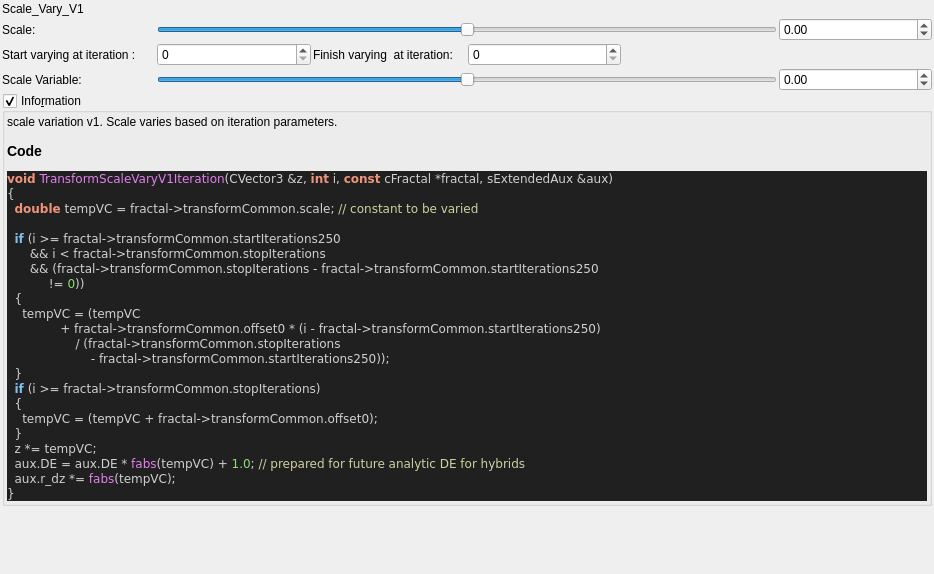
buddhi1980/mandelbulber2, file mandelbulber2/qt_data/fractal_transf_scale_varyV1.ui: the form before one commit.
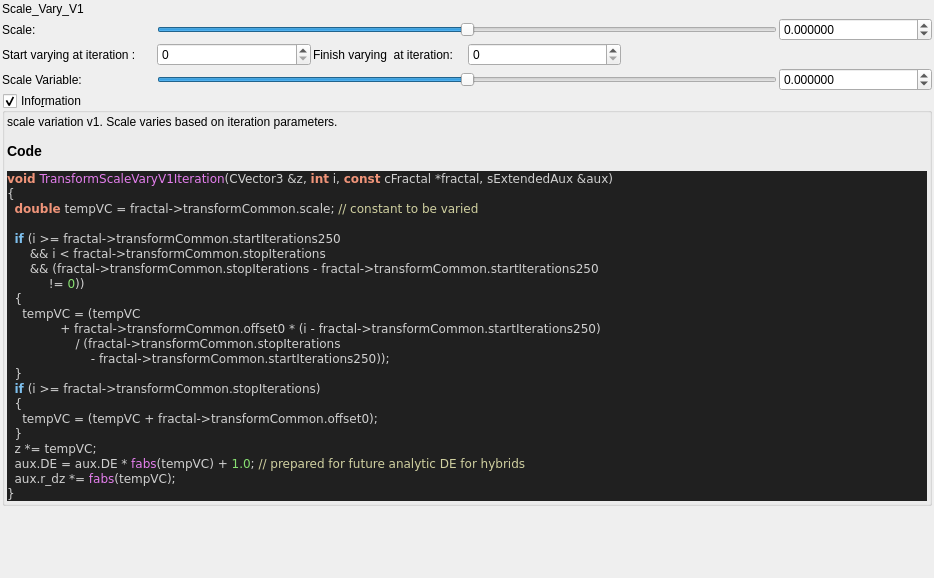
The form after the commit. Custom widgets are drawn as their Qt base class.

What changed in the file:
```diff
--- a/mandelbulber2/qt_data/fractal_transf_scale_varyV1.ui
+++ b/mandelbulber2/qt_data/fractal_transf_scale_varyV1.ui
@@ -7,7 +7,7 @@
     <x>0</x>
     <y>0</y>
     <width>934</width>
-    <height>574</height>
+    <height>578</height>
    </rect>
   </property>
   <property name="windowTitle">
@@ -88,13 +88,13 @@
         <string/>
        </property>
        <property name="decimals">
-        <number>2</number>
+        <number>6</number>
        </property>
        <property name="minimum">
-        <double>-1000.000000000000000</double>
+        <double>-99.000000000000000</double>
        </property>
        <property name="maximum">
-        <double>1000.000000000000000</double>
+        <double>99.000000000000000</double>
        </property>
        <property name="singleStep">
         <double>0.100000000000000</double>
@@ -116,13 +116,13 @@
         <string/>
        </property>
        <property name="decimals">
-        <number>2</number>
+        <number>6</number>
        </property>
        <property name="minimum">
-        <double>-1000.000000000000000</double>
+        <double>-99.000000000000000</double>
        </property>
        <property name="maximum">
-        <double>1000.000000000000000</double>
+        <double>99.000000000000000</double>
        </property>
        <property name="singleStep">
         <double>0.100000000000000</double>
```
Left out of the diff: 8 changed lines with no effect on the pictures.
